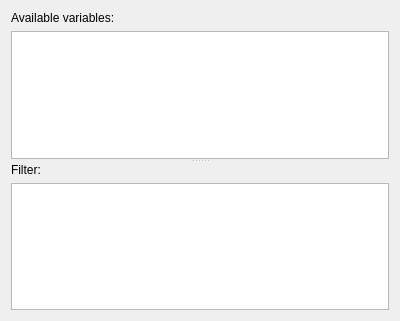
First picture: the form in sdt/gui/locator/locate_filter.ui, repository schuetzgroup/sdt-python, before the edit.
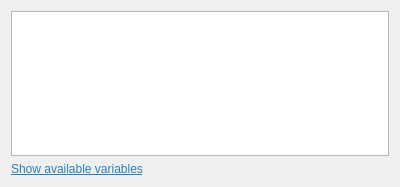
Second picture: the form after the edit.

Commit message: gui.locator: Improve filter widget

What changed in the file:
```diff
--- a/sdt/gui/locator/locate_filter.ui
+++ b/sdt/gui/locator/locate_filter.ui
@@ -7,7 +7,7 @@
     <x>0</x>
     <y>0</y>
     <width>400</width>
-    <height>321</height>
+    <height>187</height>
    </rect>
   </property>
   <property name="sizePolicy">
@@ -19,47 +19,15 @@
   <property name="windowTitle">
    <string>Form</string>
   </property>
-  <layout class="QVBoxLayout" name="verticalLayout_3">
+  <layout class="QVBoxLayout" name="verticalLayout">
    <item>
-    <widget class="QSplitter" name="splitter">
-     <property name="orientation">
-      <enum>Qt::Vertical</enum>
+    <widget class="QPlainTextEdit" name="filterEdit"/>
+   </item>
+   <item>
+    <widget class="QLabel" name="showVarLabel">
+     <property name="text">
+      <string>&lt;html&gt;&lt;head/&gt;&lt;body&gt;&lt;p&gt;&lt;a href=&quot;#&quot;&gt;&lt;span style=&quot; text-decoration: underline; color:#2980b9;&quot;&gt;Show available variables&lt;/span&gt;&lt;/a&gt;&lt;/p&gt;&lt;/body&gt;&lt;/html&gt;</string>
      </property>
-     <widget class="QWidget" name="widget" native="true">
-      <layout class="QVBoxLayout" name="verticalLayout">
-       <item>
-        <widget class="QLabel" name="label">
-         <property name="text">
-          <string>Available variables:</string>
-         </property>
-        </widget>
-       </item>
-       <item>
-        <widget class="QListWidget" name="varListWidget">
-         <property name="sizePolicy">
-          <sizepolicy hsizetype="Expanding" vsizetype="Expanding">
-           <horstretch>0</horstretch>
-           <verstretch>0</verstretch>
-          </sizepolicy>
-         </property>
-        </widget>
-       </item>
-      </layout>
-     </widget>
-     <widget class="QWidget" name="widget_2" native="true">
-      <layout class="QVBoxLayout" name="verticalLayout_2">
-       <item>
-        <widget class="QLabel" name="label_2">
-         <property name="text">
-          <string>Filter:</string>
-         </property>
-        </widget>
-       </item>
-       <item>
-        <widget class="QPlainTextEdit" name="filterEdit"/>
-       </item>
-      </layout>
-     </widget>
     </widget>
    </item>
   </layout>
```
The commit also changes 1 other file.
